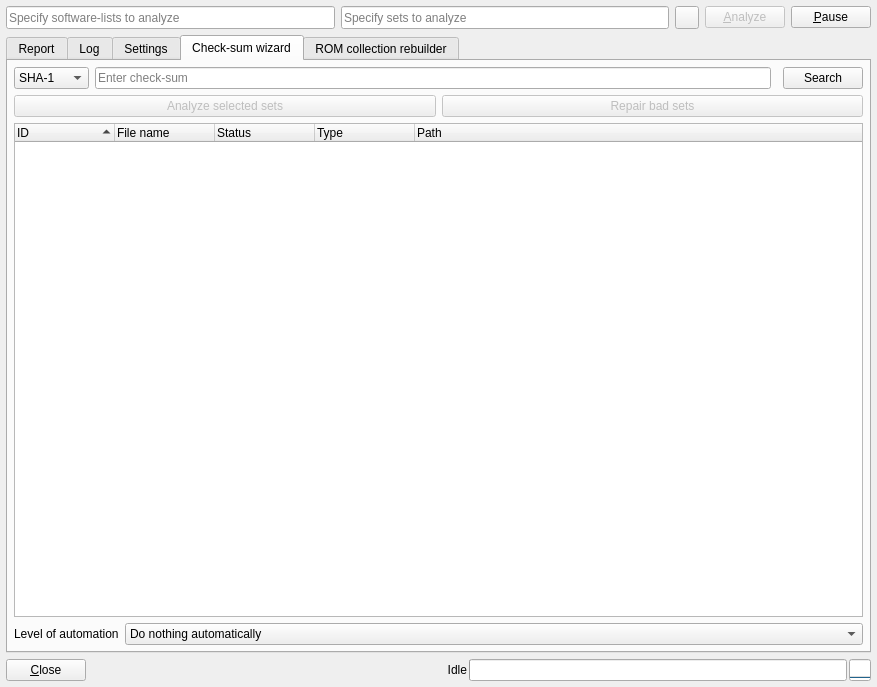
Above: romalyzer.ui from qmc2/qmc2-mame-fe before the change. Below: the same form after it.
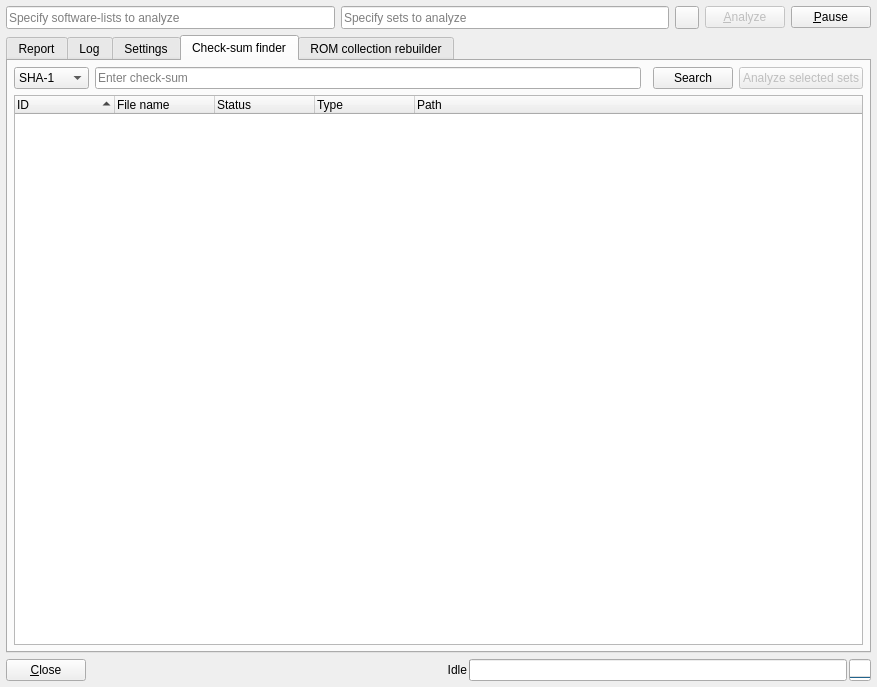
That is the form after the change. The open tabs and pages were chosen to show the change. Icons and pictures are not drawn.

Commit message: imp: ROMAlyzer: the check-sum wizard has been renamed to 'check-sum finder' and its auto-repair feature has been removed (it's no longer required, the collection rebuilder is much better at this)

Diff of the .ui file:
```diff
--- a/romalyzer.ui
+++ b/romalyzer.ui
@@ -1756,11 +1756,11 @@
         <normaloff>:/data/img/hash.png</normaloff>:/data/img/hash.png</iconset>
       </attribute>
       <attribute name="title">
-       <string>Check-sum wizard</string>
+       <string>Check-sum finder</string>
       </attribute>
-      <layout class="QGridLayout" name="gridLayoutCheckSumWizard" rowstretch="0,0,1,0">
+      <layout class="QGridLayout" name="gridLayoutCheckSumWizard" rowstretch="0,0,1">
        <item row="0" column="0" colspan="2">
-        <layout class="QHBoxLayout" name="horizontalLayout_9" stretch="0,1,0,0">
+        <layout class="QHBoxLayout" name="horizontalLayout_9">
          <item>
           <widget class="QComboBox" name="comboBoxChecksumWizardHashType">
            <property name="sizePolicy">
@@ -1819,7 +1819,7 @@
          <item>
           <widget class="QPushButton" name="pushButtonChecksumWizardSearch">
            <property name="sizePolicy">
-            <sizepolicy hsizetype="Fixed" vsizetype="Minimum">
+            <sizepolicy hsizetype="Minimum" vsizetype="Minimum">
              <horstretch>0</horstretch>
              <verstretch>0</verstretch>
             </sizepolicy>
@@ -1839,13 +1839,17 @@
            </property>
           </widget>
          </item>
-        </layout>
-       </item>
-       <item row="1" column="0">
+         <item>
         <widget class="QPushButton" name="pushButtonChecksumWizardAnalyzeSelectedSets">
          <property name="enabled">
           <bool>false</bool>
          </property>
+           <property name="sizePolicy">
+            <sizepolicy hsizetype="Minimum" vsizetype="Minimum">
+             <horstretch>0</horstretch>
+             <verstretch>0</verstretch>
+            </sizepolicy>
+           </property>
          <property name="toolTip">
           <string>Analyze all selected sets in order to qualify them</string>
          </property>
@@ -1861,25 +1865,7 @@
          </property>
         </widget>
        </item>
-       <item row="1" column="1">
-        <widget class="QPushButton" name="pushButtonChecksumWizardRepairBadSets">
-         <property name="enabled">
-          <bool>false</bool>
-         </property>
-         <property name="toolTip">
-          <string>Repair selected 'bad' sets using the file from the first selected 'good' set (at least 1 good and 1 bad set must be selected)</string>
-         </property>
-         <property name="text">
-          <string>Repair bad sets</string>
-         </property>
-         <property name="icon">
-          <iconset resource="qmc2.qrc">
-           <normaloff>:/data/img/configure.png</normaloff>:/data/img/configure.png</iconset>
-         </property>
-         <property name="autoDefault">
-          <bool>false</bool>
-         </property>
-        </widget>
+        </layout>
        </item>
        <item row="2" column="0" colspan="2">
         <widget class="QTreeWidget" name="treeWidgetChecksumWizardSearchResult">
@@ -1940,50 +1926,6 @@
          </column>
         </widget>
        </item>
-       <item row="3" column="0" colspan="2">
-        <layout class="QHBoxLayout" name="horizontalLayout_4">
-         <item>
-          <widget class="QLabel" name="labelChecksumWizardAutomationLevel">
-           <property name="text">
-            <string>Level of automation</string>
-           </property>
-          </widget>
-         </item>
-         <item>
-          <widget class="QComboBox" name="comboBoxChecksumWizardAutomationLevel">
-           <property name="sizePolicy">
-            <sizepolicy hsizetype="Expanding" vsizetype="Fixed">
-             <horstretch>0</horstretch>
-             <verstretch>0</verstretch>
-            </sizepolicy>
-           </property>
-           <property name="toolTip">
-            <string>Choose the level of automated wizard operations</string>
-           </property>
-           <item>
-            <property name="text">
-             <string>Do nothing automatically</string>
-            </property>
-           </item>
-           <item>
-            <property name="text">
-             <string>Automatically select matches</string>
-            </property>
-           </item>
-           <item>
-            <property name="text">
-             <string>Automatically select matches and analyze sets</string>
-            </property>
-           </item>
-           <item>
-            <property name="text">
-             <string>Automatically select matches, analyze sets and repair bad ones</string>
-            </property>
-           </item>
-          </widget>
-         </item>
-        </layout>
-       </item>
       </layout>
      </widget>
      <widget class="QWidget" name="tabCollectionRebuilder">
```
Left out of the diff: 5 changed lines with no effect on the pictures. Lines whose indentation alone changed are shown as unchanged. The commit also changes 22 other files.
